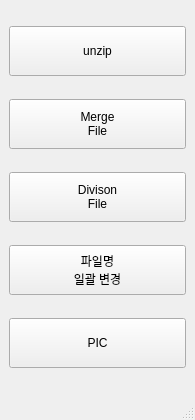
MHJO/test_venv, file ui/MyTool.ui: the form before one commit.
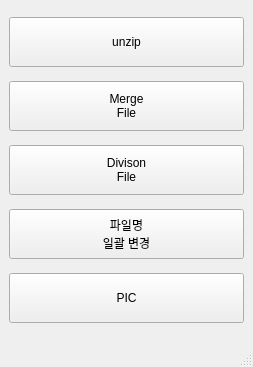
The form after the commit. Icons and pictures are not drawn.

Commit message: 성능개선율 계산 ui 연결

Diff of the .ui file:
```diff
--- a/ui/MyTool.ui
+++ b/ui/MyTool.ui
@@ -6,8 +6,8 @@
    <rect>
     <x>0</x>
     <y>0</y>
-    <width>195</width>
-    <height>420</height>
+    <width>253</width>
+    <height>367</height>
    </rect>
   </property>
   <property name="windowTitle">
```
Left out of the diff: 2 changed lines with no effect on the pictures. The commit also changes 1 other file.
